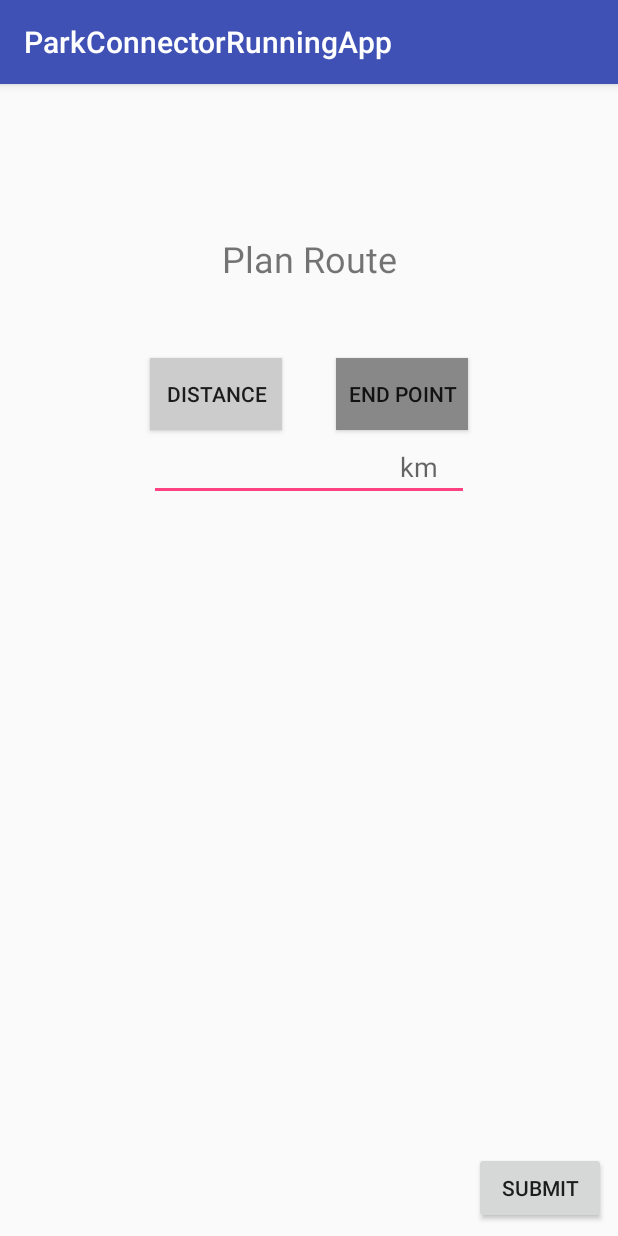
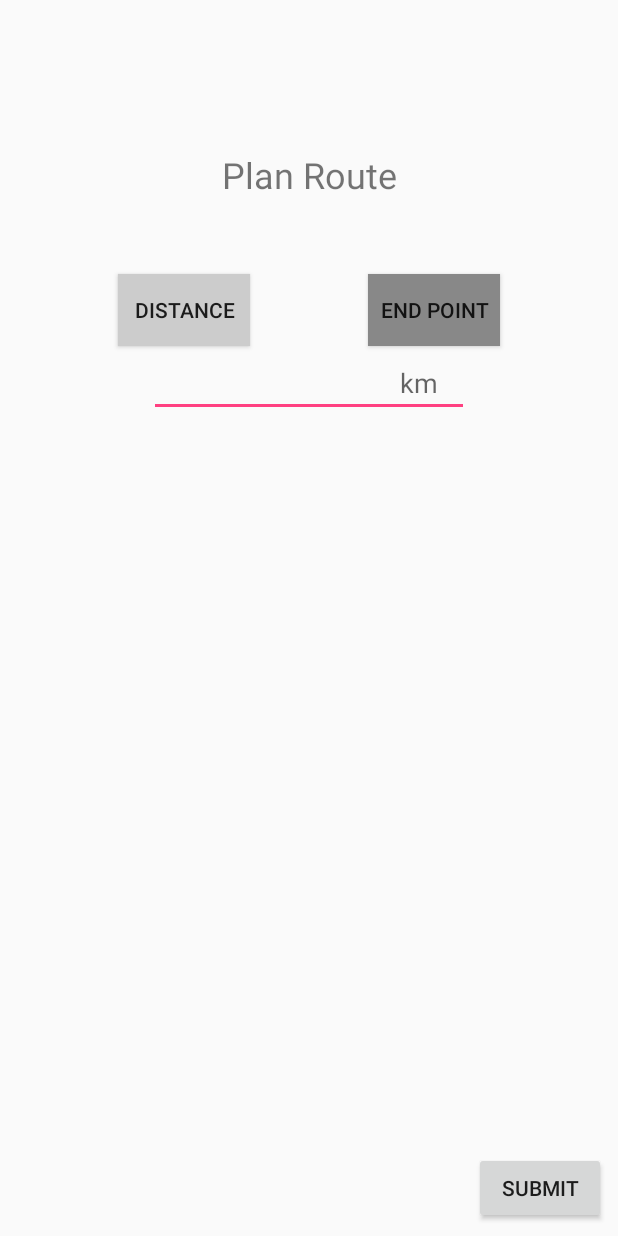
Before and after one commit to fugrammer/ParkConnectorRunningApp, an Android app: the RoutePlanning screen opened directly, with no data from a screen before it, on a phone screen of 412 x 824 dp. Run offline under Robolectric (Android 15) with nearby library versions, the phone set to English and light mode, and no system bars.

Commit message:
Fixed button not responding for route planning and removed titlebar

```diff
--- a/app/src/main/AndroidManifest.xml
+++ b/app/src/main/AndroidManifest.xml
@@ -11,7 +11,7 @@
         android:label="@string/app_name"
         android:roundIcon="@mipmap/ic_launcher_round"
         android:supportsRtl="true"
-        android:theme="@style/AppTheme">
+        android:theme="@style/AppTheme.NoActionBar">
         <meta-data
             android:name="com.google.android.geo.API_KEY"
             android:value="AIzaSyC8ckZZpvkvio2F03m6SxjZ0hxOZOZ3z24" />
--- a/app/src/main/res/layout/activity_route_planning.xml
+++ b/app/src/main/res/layout/activity_route_planning.xml
@@ -37,8 +37,8 @@
             android:text="End Point"
             android:layout_marginTop="50dp"
             app:layout_constraintTop_toBottomOf="@+id/textView"
-            android:layout_marginRight="100dp"
-            app:layout_constraintRight_toRightOf="parent" />
+          app:layout_constraintRight_toRightOf="parent"
+          app:layout_constraintLeft_toRightOf="@+id/DistanceButton" />
 
         <Button
             android:id="@+id/DistanceButton"
@@ -47,8 +47,8 @@
             android:layout_marginTop="50dp"
             android:text="Distance"
             app:layout_constraintTop_toBottomOf="@+id/textView"
-            android:layout_marginLeft="100dp"
-            app:layout_constraintLeft_toLeftOf="parent" />
+          app:layout_constraintRight_toLeftOf="@+id/EndpointButton"
+          app:layout_constraintLeft_toLeftOf="parent" />
 
         <EditText
             android:id="@+id/editText"
@@ -62,7 +62,9 @@
             android:layout_marginLeft="90dp"
             app:layout_constraintLeft_toLeftOf="parent"
             android:layout_marginRight="90dp"
-            app:layout_constraintRight_toRightOf="parent" />
+            app:layout_constraintRight_toRightOf="parent"
+          android:layout_marginStart="90dp"
+          android:layout_marginEnd="90dp" />
 
         <AutoCompleteTextView
             android:id="@+id/autoCompleteTextView"
@@ -76,7 +78,9 @@
             android:textColor="#808080"
             app:layout_constraintLeft_toLeftOf="parent"
             app:layout_constraintRight_toRightOf="parent"
-            app:layout_constraintTop_toBottomOf="@+id/textView" />
+            app:layout_constraintTop_toBottomOf="@+id/textView"
+          android:layout_marginStart="90dp"
+          android:layout_marginEnd="90dp" />
 
         <Button
             android:id="@+id/DistanceSubmitButton"
@@ -86,7 +90,8 @@
             android:layout_marginRight="8dp"
             android:text="Submit"
             app:layout_constraintBottom_toBottomOf="parent"
-            app:layout_constraintRight_toRightOf="parent" />
+            app:layout_constraintRight_toRightOf="parent"
+          android:layout_marginEnd="8dp" />
 
         <Button
             android:id="@+id/EndpointSubmitButton"
@@ -96,7 +101,8 @@
             android:layout_marginRight="8dp"
             android:text="Submit"
             app:layout_constraintBottom_toBottomOf="parent"
-            app:layout_constraintRight_toRightOf="parent" />
+            app:layout_constraintRight_toRightOf="parent"
+          android:layout_marginEnd="8dp" />
 
     </android.support.constraint.ConstraintLayout>
 
```
Also changed, not shown: app/src/main/java/com/example/a2006_3/parkconnectorrunningapp/RoutePlanning/RoutePlanning.java (+12 -1 lines).
